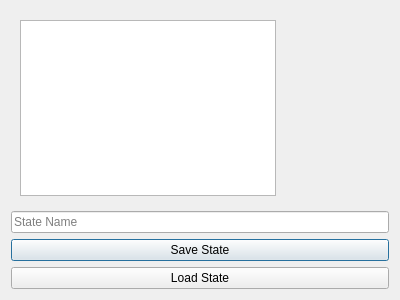
Above: qtBuildSystem/Mu/statemanager.ui from meepingsnesroms/Mu before the change. Below: the same form after it.
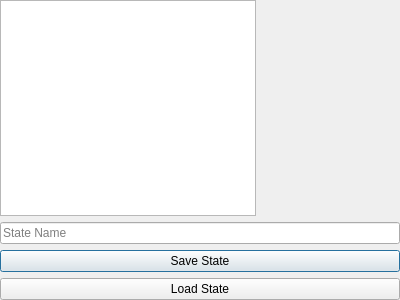
That is the form after the change.

Diff of the .ui file:
```diff
--- a/qtBuildSystem/Mu/statemanager.ui
+++ b/qtBuildSystem/Mu/statemanager.ui
@@ -14,9 +14,33 @@
    <string>Save State Manager</string>
   </property>
   <layout class="QVBoxLayout" name="verticalLayout">
+   <property name="leftMargin">
+    <number>0</number>
+   </property>
+   <property name="topMargin">
+    <number>0</number>
+   </property>
+   <property name="rightMargin">
+    <number>0</number>
+   </property>
+   <property name="bottomMargin">
+    <number>0</number>
+   </property>
    <item>
     <widget class="QWidget" name="widget" native="true">
      <layout class="QHBoxLayout" name="horizontalLayout">
+      <property name="leftMargin">
+       <number>0</number>
+      </property>
+      <property name="topMargin">
+       <number>0</number>
+      </property>
+      <property name="rightMargin">
+       <number>0</number>
+      </property>
+      <property name="bottomMargin">
+       <number>0</number>
+      </property>
       <item>
        <widget class="QListWidget" name="states"/>
       </item>
```
